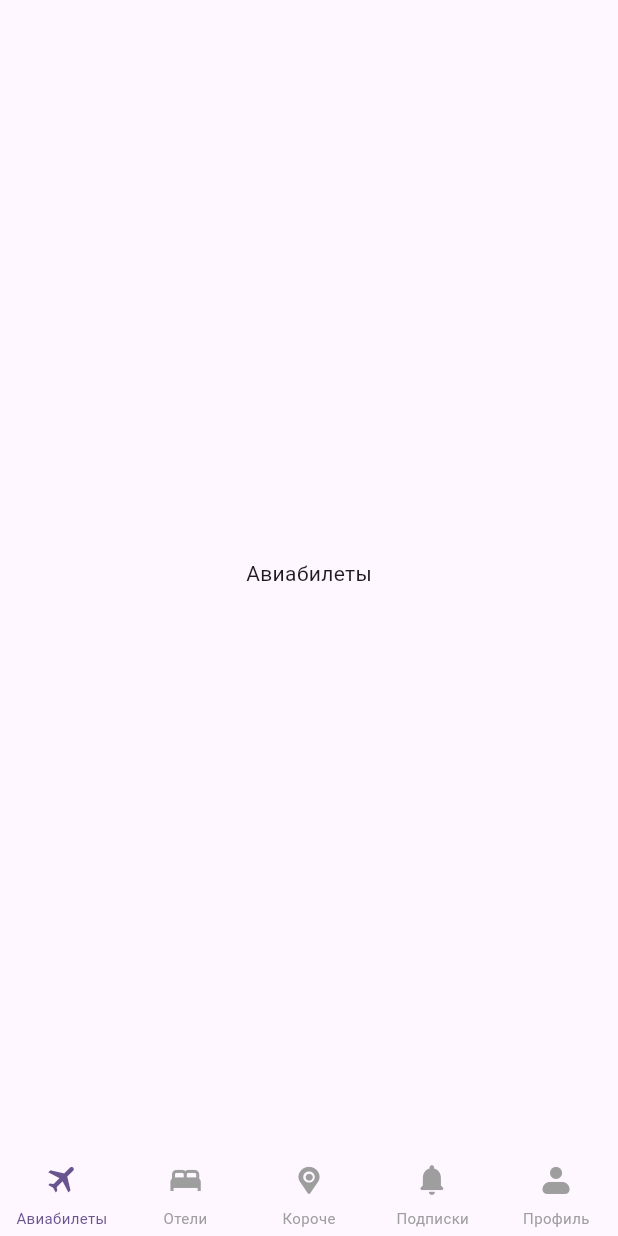
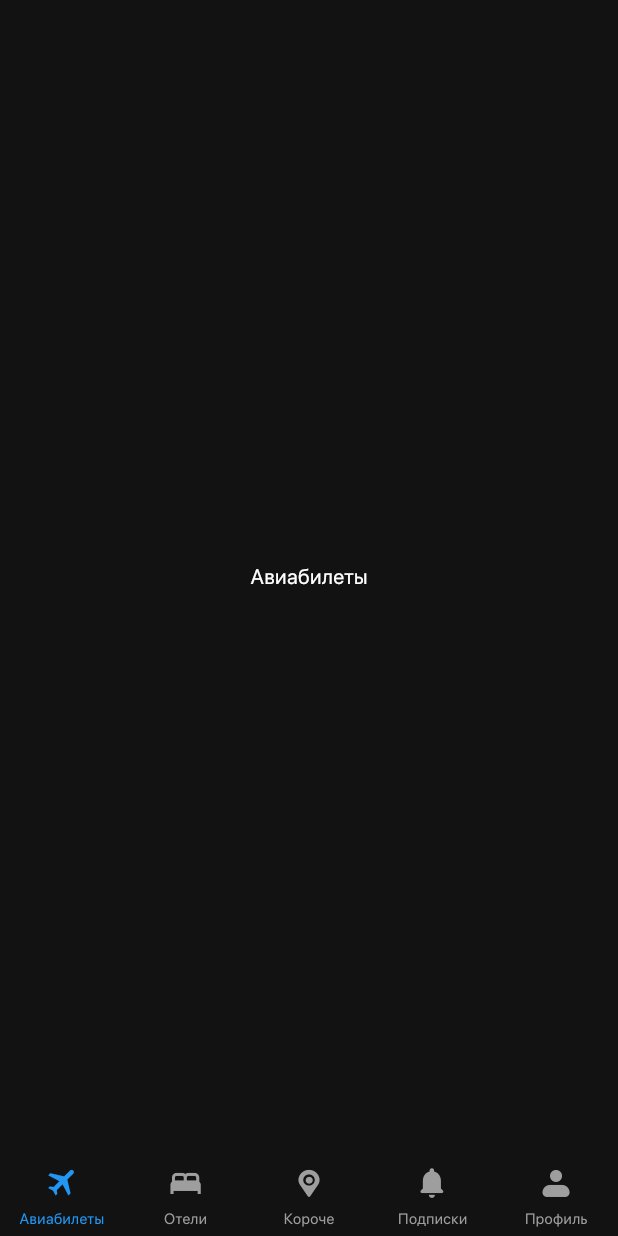
Before and after one commit to ilshatvm/aviasales_clone, a Flutter app: the screen it shows after launch, on a phone screen of 412 x 824 dp. Run offline on Flutter 3.47's test engine with Material 3 defaults, Android fonts, the phone set to English and light mode, and no system bars.

Commit message:
added navbar and app runner

```diff
--- /dev/null
+++ b/lib/app/app.dart
@@ -0,0 +1,29 @@
+import 'package:aviasales_clone/app/app_navbar.dart';
+import 'package:flutter/material.dart';
+
+class App extends StatefulWidget {
+  const App({super.key});
+
+  @override
+  State<App> createState() => _AppState();
+}
+
+class _AppState extends State<App> {
+  @override
+  Widget build(BuildContext context) {
+    return MaterialApp(
+      title: 'Aviasales Clone',
+      theme: ThemeData(
+        // colorScheme: ColorScheme.fromSeed(seedColor: Colors.deepPurple),
+        // ignore: prefer_const_constructors
+        colorScheme: ColorScheme.dark(
+          primary: Colors.blue,
+          secondary: Colors.blue,
+        ),
+        fontFamily: "SFPro",
+        useMaterial3: true,
+      ),
+      home: const AppNavBar(),
+    );
+  }
+}
--- /dev/null
+++ b/lib/app/app_navbar.dart
@@ -0,0 +1,82 @@
+import 'package:aviasales_clone/common/app_icons.dart';
+import 'package:flutter/material.dart';
+
+class AppNavBar extends StatefulWidget {
+  const AppNavBar({super.key});
+
+  @override
+  State<AppNavBar> createState() => _AppNavBarState();
+}
+
+class _AppNavBarState extends State<AppNavBar> {
+  int _selectedIndex = 0;
+
+  static const List<Widget> _widgetOptions = <Widget>[
+    Center(child: Text("Авиабилеты")),
+    Center(child: Text("Отели")),
+    Center(child: Text("Короче")),
+    Center(child: Text("Подписки")),
+    Center(child: Text("Профиль")),
+  ];
+
+  void _onTap(int index) {
+    setState(() {
+      _selectedIndex = index;
+    });
+  }
+
+  @override
+  Widget build(BuildContext context) {
+    return Scaffold(
+      body: _widgetOptions[_selectedIndex],
+      bottomNavigationBar: BottomNavigationBar(
+        elevation: 0.0,
+        selectedFontSize: 10.0,
+        unselectedFontSize: 10.0,
+        showSelectedLabels: true,
+        showUnselectedLabels: true,
+        unselectedItemColor: Colors.grey,
+        type: BottomNavigationBarType.fixed,
+        items: const [
+          BottomNavigationBarItem(
+            icon: Padding(
+              padding: EdgeInsets.symmetric(vertical: 4.0),
+              child: Icon(AppIcons.air_ticket),
+            ),
+            label: "Авиабилеты",
+          ),
+          BottomNavigationBarItem(
+            icon: Padding(
+              padding: EdgeInsets.symmetric(vertical: 4.0),
+              child: Icon(AppIcons.hotel),
+            ),
+            label: "Отели",
+          ),
+          BottomNavigationBarItem(
+            icon: Padding(
+              padding: EdgeInsets.symmetric(vertical: 4.0),
+              child: Icon(AppIcons.location),
+            ),
+            label: "Короче",
+          ),
+          BottomNavigationBarItem(
+            icon: Padding(
+              padding: EdgeInsets.symmetric(vertical: 4.0),
+              child: Icon(AppIcons.subscriptions),
+            ),
+            label: "Подписки",
+          ),
+          BottomNavigationBarItem(
+            icon: Padding(
+              padding: EdgeInsets.symmetric(vertical: 4.0),
+              child: Icon(AppIcons.profile),
+            ),
+            label: "Профиль",
+          ),
+        ],
+        currentIndex: _selectedIndex,
+        onTap: (int index) => _onTap(index),
+      ),
+    );
+  }
+}
--- /dev/null
+++ b/lib/app/app_runner.dart
@@ -0,0 +1,18 @@
+import 'dart:async';
+import 'dart:developer';
+
+import 'package:aviasales_clone/app/app.dart';
+import 'package:flutter/material.dart';
+
+class AppRunner {
+  Future<void> run() async {
+    runZonedGuarded(
+      () async => runApp(const App()),
+      (error, st) async => log(
+        error.toString(),
+        stackTrace: st,
+        error: error,
+      ),
+    );
+  }
+}
--- a/lib/main.dart
+++ b/lib/main.dart
@@ -1,93 +1,7 @@
-import 'package:aviasales_clone/common/app_icons.dart';
+import 'package:aviasales_clone/app/app_runner.dart';
 import 'package:flutter/material.dart';
 
-void main() {
-  runApp(const App());
+void main() async {
+  WidgetsFlutterBinding.ensureInitialized();
+  AppRunner().run();
 }
-
-class App extends StatefulWidget {
-  const App({super.key});
-
-  @override
-  State<App> createState() => _AppState();
-}
-
-class _AppState extends State<App> {
-  int _selectedIndex = 0;
-
-  static const List<Widget> _widgetOptions = <Widget>[
-    Center(child: Text("Авиабилеты")),
-    Center(child: Text("Отели")),
-    Center(child: Text("Короче")),
-    Center(child: Text("Подписки")),
-    Center(child: Text("Профиль")),
-  ];
-
-  void _onItemTapped(int index) {
-    setState(() {
-      _selectedIndex = index;
-    });
-  }
-
-  @override
-  Widget build(BuildContext context) {
-    return MaterialApp(
-      title: 'Aviasales Clone',
-      theme: ThemeData(
-        colorScheme: ColorScheme.fromSeed(seedColor: Colors.deepPurple),
-        useMaterial3: true,
-      ),
-      home: Scaffold(
-        body: _widgetOptions.elementAt(_selectedIndex),
-        bottomNavigationBar: BottomNavigationBar(
-          elevation: 0.0,
-          selectedFontSize: 10.0,
-          unselectedFontSize: 10.0,
-          showSelectedLabels: true,
-          showUnselectedLabels: true,
-          unselectedItemColor: Colors.grey,
-          type: BottomNavigationBarType.fixed,
-          items: const [
-            BottomNavigationBarItem(
-              icon: Padding(
-                padding: EdgeInsets.symmetric(vertical: 6.0),
-                child: Icon(AppIcons.air_ticket),
-              ),
-              label: "Авиабилеты",
-            ),
-            BottomNavigationBarItem(
-              icon: Padding(
-                padding: EdgeInsets.symmetric(vertical: 6.0),
-                child: Icon(AppIcons.hotel),
-              ),
-              label: "Отели",
-            ),
-            BottomNavigationBarItem(
-              icon: Padding(
-                padding: EdgeInsets.symmetric(vertical: 6.0),
-                child: Icon(AppIcons.location),
-              ),
-              label: "Короче",
-            ),
-            BottomNavigationBarItem(
-              icon: Padding(
-                padding: EdgeInsets.symmetric(vertical: 6.0),
-                child: Icon(AppIcons.subscriptions),
-              ),
-              label: "Подписки",
-            ),
-            BottomNavigationBarItem(
-              icon: Padding(
-                padding: EdgeInsets.symmetric(vertical: 6.0),
-                child: Icon(AppIcons.profile),
-              ),
-              label: "Профиль",
-            ),
-          ],
-          currentIndex: _selectedIndex,
-          onTap: (int index) => _onItemTapped(index),
-        ),
-      ),
-    );
-  }
-}
```
